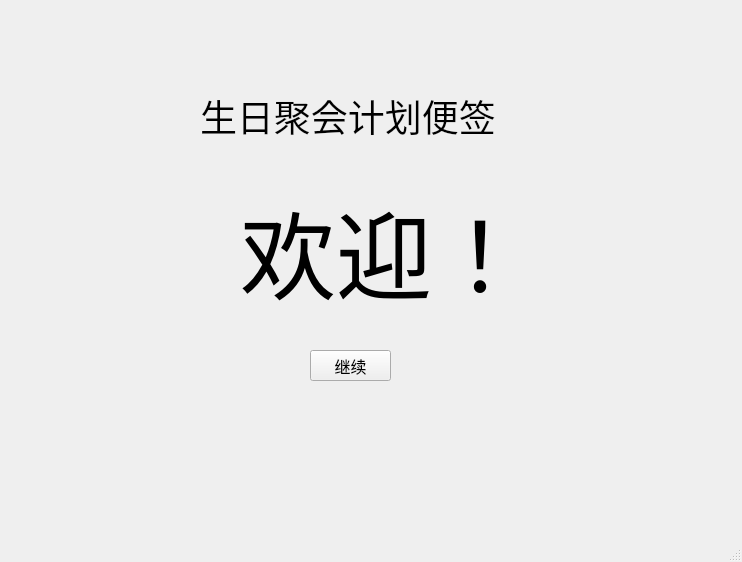
The window that welcome_page.ui (xuxuxuxuxuxjh/BirthdayPlan) describes before a commit, drawn with Qt 5.
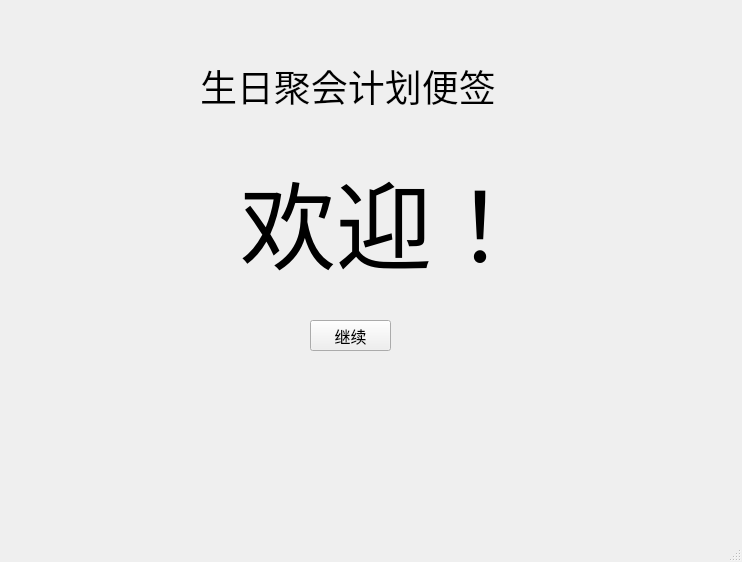
The same window after the commit.

Commit message: Fixed InputPage and Added PlanPage

Diff of the .ui file:
```diff
--- a/welcome_page.ui
+++ b/welcome_page.ui
@@ -18,7 +18,7 @@
     <property name="geometry">
      <rect>
       <x>200</x>
-      <y>40</y>
+      <y>10</y>
       <width>351</width>
       <height>151</height>
      </rect>
@@ -39,7 +39,7 @@
     <property name="geometry">
      <rect>
       <x>240</x>
-      <y>160</y>
+      <y>130</y>
       <width>301</width>
       <height>181</height>
      </rect>
@@ -60,7 +60,7 @@
     <property name="geometry">
      <rect>
       <x>310</x>
-      <y>350</y>
+      <y>320</y>
       <width>81</width>
       <height>31</height>
      </rect>
```
The commit also changes 10 other files.
